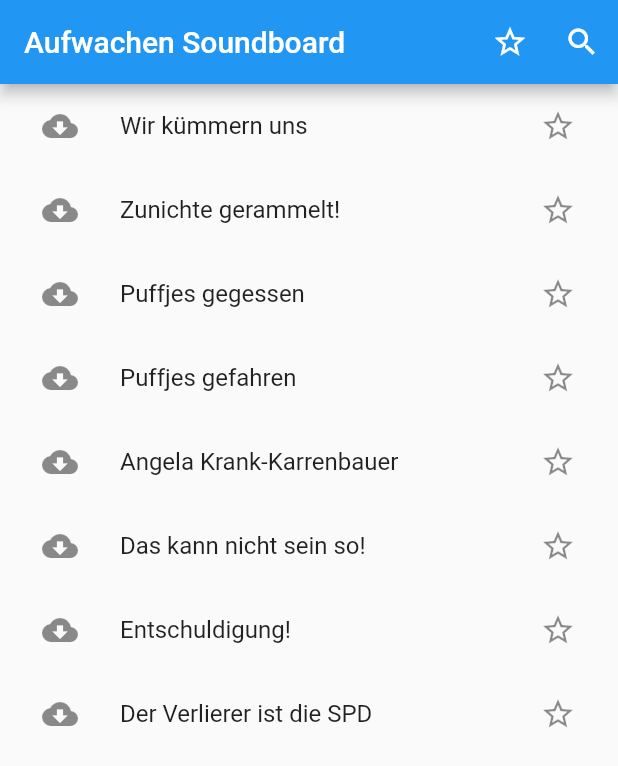
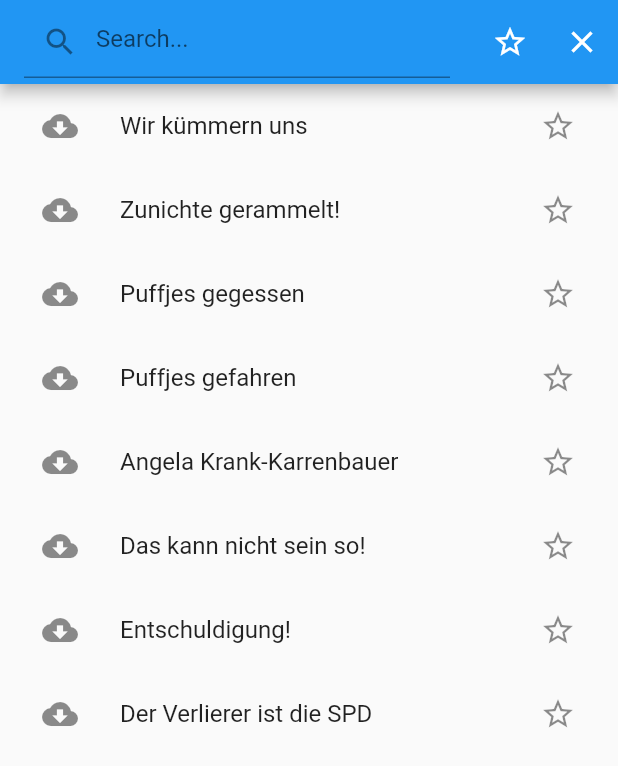
Before and after one commit to jonasholtkamp/aufwachen-soundboard, a Flutter app: the screen it shows after launch, after a tap on the "search" icon, on a phone screen of 412 x 824 dp. Shown: the top 766 px of the screen. Run offline on Flutter 3.47's test engine with Material 2 defaults, Android fonts, the light colour scheme and no system bars; our stand-ins replace audioplayers, shared_preferences.

Commit message:
Add a simple text filtering

```diff
--- a/lib/pages/home.dart
+++ b/lib/pages/home.dart
@@ -38,14 +38,27 @@
   Duration _position;
 
   bool _filteringStarred = false;
-  get soundsToDisplay =>
-      sounds.where((s) => !_filteringStarred || s.starred).toList();
+  bool _searching = false;
+  TextEditingController _filter = TextEditingController();
+  String _searchString;
+
+  get soundsToDisplay => sounds
+      .where((s) => !_filteringStarred || s.starred)
+      .where((s) =>
+          !_searching ||
+          _searchString == null ||
+          s.title.toLowerCase().contains(_searchString.toLowerCase()))
+      .toList();
 
   @override
   void initState() {
     super.initState();
     _initAudioPlayer();
     _initSounds();
+
+    _filter.addListener(() {
+      setState(() => _searchString = _filter.text);
+    });
   }
 
   @override
@@ -70,6 +83,30 @@
       sound.cached = false;
       _handleStop();
     });
+  }
+
+  /*
+   * UI item logic
+   */
+  _getTitle() => _searching
+      ? new TextField(
+          controller: _filter,
+          decoration: new InputDecoration(
+            prefixIcon: new Icon(Icons.search),
+            hintText: 'Search...',
+          ),
+        )
+      : Text(widget.title);
+
+  _getSearchIcon() => _searching ? Icon(Icons.close) : Icon(Icons.search);
+
+  ListTile _listBuilder(Sound sound) {
+    return ListTile(
+      leading: _getLeadingIcon(sound),
+      title: Text(sound.title),
+      onLongPress: () => sound.cached ? delete(sound, deletionHandler) : null,
+      trailing: _getTrailingIcon(sound),
+    );
   }
 
   _getLeadingIcon(Sound sound) {
@@ -100,7 +137,9 @@
 
   _getTrailingIcon(Sound sound) {
     return IconButton(
-      icon: sound.starred ? Icon(Icons.star, color: Theme.of(context).toggleableActiveColor) : Icon(Icons.star_border),
+      icon: sound.starred
+          ? Icon(Icons.star, color: Theme.of(context).toggleableActiveColor)
+          : Icon(Icons.star_border),
       onPressed: () {
         _preferences.save(sound.filename, "starred");
         setState(() {
@@ -114,12 +153,14 @@
       ? Icon(Icons.star, color: Theme.of(context).toggleableActiveColor)
       : Icon(Icons.star_border);
 
+  /*
+   * Action handlers
+   */
   _play(Sound sound) async {
     if (!_isActive(sound)) {
       _activeSound = sound;
       final file = await getLocalFile(sound);
-      final result =
-          await _audioPlayer.play(file.path, isLocal: true);
+      final result = await _audioPlayer.play(file.path, isLocal: true);
       if (result == 1) setState(() => _playerState = PlayerState.playing);
       return;
     }
@@ -134,6 +175,18 @@
     if (result == 1) setState(() => _playerState = PlayerState.playing);
   }
 
+  _filterStarred() async {
+    setState(() => _filteringStarred = !_filteringStarred);
+    _preferences.save("_filteringStarred", _filteringStarred.toString());
+  }
+
+  _toggleSearch() {
+    setState(() => _searching = !_searching);
+  }
+
+  /*
+   * Initialization
+   */
   _initAudioPlayer() {
     _audioPlayer = new AudioPlayer();
     _audioPlayer.durationHandler = (d) => setState(() => _duration = d);
@@ -161,44 +214,23 @@
     _position = _duration;
   }
 
-  _filterStarred() async {
-    setState(() => _filteringStarred = !_filteringStarred);
-    _preferences.save("_filteringStarred", _filteringStarred.toString());
-  }
-
   @override
   Widget build(BuildContext context) {
     return Scaffold(
       appBar: AppBar(
-        title: Text(widget.title),
+        title: _getTitle(),
         actions: <Widget>[
           IconButton(
             icon: _getFilterStarredIcon(),
             onPressed: () => _filterStarred(),
           ),
-          IconButton(
-            icon: Icon(Icons.search),
-            onPressed: () => {},
-          ),
+          IconButton(icon: _getSearchIcon(), onPressed: () => _toggleSearch()),
         ],
       ),
       body: ListView.builder(
         itemCount: soundsToDisplay.length,
-        itemBuilder: (buildContext, index) {
-          final sound = soundsToDisplay[index];
-
-          if (_filteringStarred && !sound.starred) {
-            return ListTile();
-          }
-
-          return ListTile(
-            leading: _getLeadingIcon(sound),
-            title: Text(sound.title),
-            onLongPress: () =>
-                sound.cached ? delete(sound, deletionHandler) : null,
-            trailing: _getTrailingIcon(sound),
-          );
-        },
+        itemBuilder: (buildContext, index) =>
+            _listBuilder(soundsToDisplay[index]),
       ),
     );
   }
```
